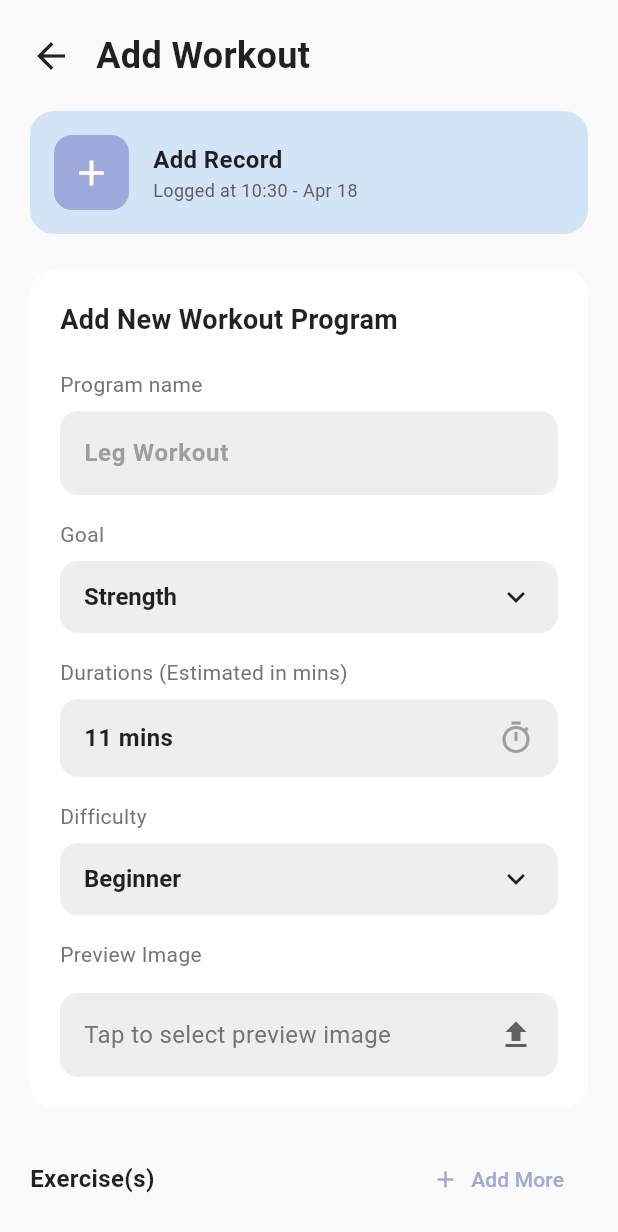
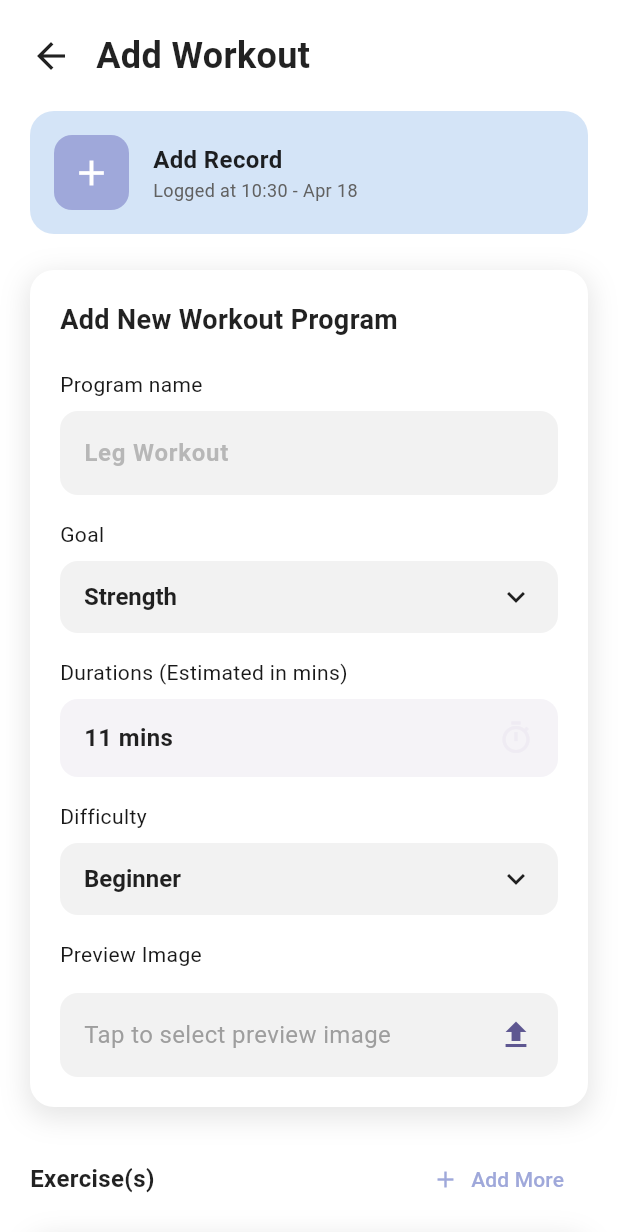
Before and after one commit to LucasLau11/mad_asgm_test, a Flutter app: the WorkoutProgramPage screen opened directly, after a tap on "+ Add", on a phone screen of 412 x 824 dp. Shown: the top 1232 px of the screen. Run offline on Flutter 3.47's test engine with Material 3 defaults, Android fonts, the phone set to English and light mode, and no system bars; our stand-ins replace camera, flutter_local_notifications, flutter_map, geolocator, image_picker, latlong2 and 5 more; missing offline and left inert: google_mlkit_pose_detection, tflite_flutter; accounts and stored records are empty; Roboto replaces fonts that are missing (SF Pro Display).

Commit message:
dark mode dynamic integrated in workout module

```diff
--- a/lib/views/workout_view/workout_program_add_page.dart
+++ b/lib/views/workout_view/workout_program_add_page.dart
@@ -326,7 +326,7 @@ class _AddWorkoutProgramPageState extends State<AddWorkoutProgramPage> {
   @override
   Widget build(BuildContext context) {
     return Scaffold(
-      backgroundColor: Colors.grey[50],
+      backgroundColor: Theme.of(context).scaffoldBackgroundColor,
       body: SafeArea(
         child: Column(
           children: [
@@ -336,10 +336,10 @@ class _AddWorkoutProgramPageState extends State<AddWorkoutProgramPage> {
                 children: [
                   GestureDetector(
                     onTap: () => Navigator.pop(context),
-                    child: const Icon(Icons.arrow_back, color: Colors.black87, size: 28),
+                    child:  Icon(Icons.arrow_back, color:Theme.of(context).colorScheme.onSurface, size: 28),
                   ),
                   const SizedBox(width: 16),
-                  const Text('Add Workout', style: TextStyle(fontSize: 24, fontWeight: FontWeight.bold, color: Colors.black87)),
+                   Text('Add Workout', style: TextStyle(fontSize: 24, fontWeight: FontWeight.bold, color: Theme.of(context).colorScheme.onSurface)),
                 ],
               ),
             ),
@@ -358,7 +358,7 @@ class _AddWorkoutProgramPageState extends State<AddWorkoutProgramPage> {
                           Container(
                             width: 50, height: 50,
                             decoration: BoxDecoration(color: const Color(0xFF9FA8DA), borderRadius: BorderRadius.circular(12)),
-                            child: const Icon(Icons.add, color: Colors.white, size: 28),
+                            child:  Icon(Icons.add, color: Theme.of(context).colorScheme.surface, size: 28),
                           ),
                           const SizedBox(width: 16),
                           Column(
@@ -376,11 +376,18 @@ class _AddWorkoutProgramPageState extends State<AddWorkoutProgramPage> {
 
                     Container(
                       padding: const EdgeInsets.all(20),
-                      decoration: BoxDecoration(color: Colors.white, borderRadius: BorderRadius.circular(16)),
+                      decoration: BoxDecoration(color: Theme.of(context).colorScheme.surface, borderRadius: BorderRadius.circular(16), boxShadow: [
+                        BoxShadow(
+                          color: Colors.black.withOpacity(0.1),
+                          blurRadius: 15,
+                          offset: const Offset(0, 5),
+                          spreadRadius: 2,
+                        ),
+                      ],),
                       child: Column(
                         crossAxisAlignment: CrossAxisAlignment.start,
                         children: [
-                          const Text('Add New Workout Program', style: TextStyle(fontSize: 18, fontWeight: FontWeight.bold, color: Colors.black87)),
+                           Text('Add New Workout Program', style: TextStyle(fontSize: 18, fontWeight: FontWeight.bold, color: Theme.of(context).colorScheme.onSurface)),
                           const SizedBox(height: 20),
                           _buildLabel('Program name'),
                           _buildTextField(controller: _programNameController, hintText: 'Leg Workout'),
@@ -394,7 +401,7 @@ class _AddWorkoutProgramPageState extends State<AddWorkoutProgramPage> {
                             child: Container(
                               padding: const EdgeInsets.symmetric(horizontal: 16, vertical: 14),
                               decoration: BoxDecoration(
-                                  color: Colors.grey[200],
+                                  color: Theme.of(context).colorScheme.surfaceVariant.withOpacity(0.4),
                                   borderRadius: BorderRadius.circular(12)
                               ),
                               child: Row(
@@ -402,9 +409,9 @@ class _AddWorkoutProgramPageState extends State<AddWorkoutProgramPage> {
                                 children: [
                                   Text(
                                     '${_durationController.text} mins',
-                                    style: const TextStyle(fontSize: 16, fontWeight: FontWeight.w600, color: Colors.black87),
+                                    style:  TextStyle(fontSize: 16, fontWeight: FontWeight.w600, color: Theme.of(context).colorScheme.onSurface),
                                   ),
-                                  const Icon(Icons.timer_outlined, color: Colors.grey),
+                                   Icon(Icons.timer_outlined, color: Theme.of(context).colorScheme.surfaceVariant.withOpacity(0.4)),
                                 ],
                               ),
                             ),
@@ -440,7 +447,7 @@ class _AddWorkoutProgramPageState extends State<AddWorkoutProgramPage> {
                                   child: Container(
                                     padding: const EdgeInsets.all(4),
                                     decoration: const BoxDecoration(color: Colors.red, shape: BoxShape.circle),
-                                    child: const Icon(Icons.close, color: Colors.white, size: 20),
+                                    child:  Icon(Icons.close, color: Theme.of(context).colorScheme.surface, size: 20),
                                   ),
                                 ),
                               ),
@@ -460,7 +467,7 @@ class _AddWorkoutProgramPageState extends State<AddWorkoutProgramPage> {
                     Row(
                       mainAxisAlignment: MainAxisAlignment.spaceBetween,
                       children: [
-                        const Text('Exercise(s)', style: TextStyle(fontSize: 16, fontWeight: FontWeight.bold, color: Colors.black87)),
+                         Text('Exercise(s)', style: TextStyle(fontSize: 16, fontWeight: FontWeight.bold, color: Theme.of(context).colorScheme.onSurface)),
                         TextButton.icon(
                           onPressed: _addExercise,
                           icon: const Icon(Icons.add, size: 18),
@@ -504,19 +511,19 @@ class _AddWorkoutProgramPageState extends State<AddWorkoutProgramPage> {
   }
 
   Widget _buildLabel(String text) {
-    return Padding(padding: const EdgeInsets.only(bottom: 8), child: Text(text, style: TextStyle(fontSize: 14, color: Colors.grey[600])));
+    return Padding(padding: const EdgeInsets.only(bottom: 8), child: Text(text, style: TextStyle(fontSize: 14, color: Theme.of(context).colorScheme.onSurface.withOpacity(0.9))));
   }
 
   Widget _buildTextField({required TextEditingController controller, required String hintText, TextInputType keyboardType = TextInputType.text, int maxLines = 1}) {
     return Container(
       padding: const EdgeInsets.symmetric(horizontal: 16, vertical: 4),
-      decoration: BoxDecoration(color: Colors.grey[200], borderRadius: BorderRadius.circular(12)),
+      decoration: BoxDecoration(color: Theme.of(context).colorScheme.onSurface.withOpacity(0.05), borderRadius: BorderRadius.circular(12)),
       child: TextFormField(
         controller: controller,
         keyboardType: keyboardType,
         maxLines: maxLines,
-        decoration: InputDecoration(hintText: hintText, border: InputBorder.none, hintStyle: TextStyle(color: Colors.grey[500])),
-        style: const TextStyle(fontSize: 16, fontWeight: FontWeight.w600, color: Colors.black87),
+        decoration: InputDecoration(hintText: hintText, border: InputBorder.none, hintStyle: TextStyle(color: Theme.of(context).colorScheme.onSurfaceVariant.withOpacity(0.7))),
+        style:  TextStyle(fontSize: 16, fontWeight: FontWeight.w600, color: Theme.of(context).colorScheme.onSurface),
         validator: (value) => value == null || value.isEmpty ? 'Required' : null,
       ),
     );
@@ -525,13 +532,15 @@ class _AddWorkoutProgramPageState extends State<AddWorkoutProgramPage> {
   Widget _buildDropdown({required String value, required List<String> items, required ValueChanged<String?> onChanged, bool enabled = true}) {
     return Container(
       padding: const EdgeInsets.symmetric(horizontal: 16),
-      decoration: BoxDecoration(color: enabled ? Colors.grey[200] : Colors.grey[300], borderRadius: BorderRadius.circular(12)),
+      decoration: BoxDecoration(color: enabled ? Theme.of(context).colorScheme.onSurface.withOpacity(0.05) : Theme.of(context).colorScheme.onSurface.withOpacity(0.02), borderRadius: BorderRadius.circular(12)),
+
+
       child: DropdownButtonHideUnderline(
         child: DropdownButton<String>(
           value: value,
           isExpanded: true,
-          icon: Icon(Icons.keyboard_arrow_down, color: enabled ? Colors.black87 : Colors.grey),
-          style: TextStyle(fontSize: 16, fontWeight: FontWeight.w600, color: enabled ? Colors.black87 : Colors.grey[600]),
+          icon: Icon(Icons.keyboard_arrow_down, color: enabled ? Theme.of(context).colorScheme.onSurface : Theme.of(context).colorScheme.surfaceVariant.withOpacity(0.4)),
+          style: TextStyle(fontSize: 16, fontWeight: FontWeight.w600, color: enabled ? Theme.of(context).colorScheme.onSurface : Theme.of(context).colorScheme.surfaceVariant.withOpacity(0.4)),
           items: items.map((String item) => DropdownMenuItem<String>(value: item, child: Text(item))).toList(),
           onChanged: enabled ? onChanged : null,
         ),
@@ -544,8 +553,8 @@ class _AddWorkoutProgramPageState extends State<AddWorkoutProgramPage> {
       onTap: onTap,
       child: Container(
         padding: const EdgeInsets.symmetric(horizontal: 16, vertical: 16),
-        decoration: BoxDecoration(color: Colors.grey[200], borderRadius: BorderRadius.circular(12)),
-        child: Row(mainAxisAlignment: MainAxisAlignment.spaceBetween, children: [Text(text, style: TextStyle(fontSize: 16, color: Colors.grey[600])), Icon(icon, color: Colors.grey[700])]),
+        decoration: BoxDecoration(color:Theme.of(context).colorScheme.onSurface.withOpacity(0.05), borderRadius: BorderRadius.circular(12)),
+        child: Row(mainAxisAlignment: MainAxisAlignment.spaceBetween, children: [Text(text, style: TextStyle(fontSize: 16, color: Theme.of(context).colorScheme.onSurfaceVariant)), Icon(icon, color: Theme.of(context).colorScheme.primary)]),
       ),
     );
   }
@@ -556,7 +565,14 @@ class _AddWorkoutProgramPageState extends State<AddWorkoutProgramPage> {
 
     return Container(
       padding: const EdgeInsets.all(20),
-      decoration: BoxDecoration(color: Colors.white, borderRadius: BorderRadius.circular(16)),
+      decoration: BoxDecoration(color: Theme.of(context).colorScheme.surface, borderRadius: BorderRadius.circular(16), boxShadow: [
+      BoxShadow(
+      color: Colors.black.withOpacity(0.1),
+      blurRadius: 15,
+      offset: const Offset(0, 5),
+      spreadRadius: 2,
+    ),
+    ],),
       child: Column(
         crossAxisAlignment: CrossAxisAlignment.start,
         children: [
@@ -564,7 +580,7 @@ class _AddWorkoutProgramPageState extends State<AddWorkoutProgramPage> {
             Row(
               mainAxisAlignment: MainAxisAlignment.spaceBetween,
               children: [
-                Text('Exercise ${index + 1}', style: const TextStyle(fontSize: 16, fontWeight: FontWeight.bold, color: Colors.black87)),
+                Text('Exercise ${index + 1}', style:  TextStyle(fontSize: 16, fontWeight: FontWeight.bold, color: Theme.of(context).colorScheme.onSurface)),
                 IconButton(icon: const Icon(Icons.delete_outline, color: Colors.red), onPressed: () => _removeExercise(index)),
               ],
             ),
@@ -626,7 +642,7 @@ class _AddWorkoutProgramPageState extends State<AddWorkoutProgramPage> {
                           child: Container(
                             padding: const EdgeInsets.all(2),
                             decoration: const BoxDecoration(color: Colors.red, shape: BoxShape.circle),
-                            child: const Icon(Icons.close, color: Colors.white, size: 14),
+                            child:  Icon(Icons.close, color: Theme.of(context).colorScheme.surface, size: 14),
                           ),
                         ),
                       ),
@@ -708,15 +724,15 @@ class _AddWorkoutProgramPageState extends State<AddWorkoutProgramPage> {
   Widget _buildCounterField({required int value, required VoidCallback onDecrement, required VoidCallback onIncrement}) {
     return Container(
       padding: const EdgeInsets.symmetric(horizontal: 12, vertical: 8),
-      decoration: BoxDecoration(color: Colors.grey[200], borderRadius: BorderRadius.circular(12)),
+      decoration: BoxDecoration(color: Theme.of(context).colorScheme.surfaceVariant.withOpacity(0.4), borderRadius: BorderRadius.circular(12)),
       child: Row(
         mainAxisAlignment: MainAxisAlignment.center,
         children: [
-          GestureDetector(onTap: onDecrement, child: const Icon(Icons.remove, size: 20, color: Colors.black87)),
+          GestureDetector(onTap: onDecrement, child:  Icon(Icons.remove, size: 20, color: Theme.of(context).colorScheme.onSurface)),
           const SizedBox(width: 16),
-          Text('$value', style: const TextStyle(fontSize: 18, fontWeight: FontWeight.bold, color: Colors.black87)),
+          Text('$value', style:  TextStyle(fontSize: 18, fontWeight: FontWeight.bold, color: Theme.of(context).colorScheme.onSurface)),
           const SizedBox(width: 16),
-          GestureDetector(onTap: onIncrement, child: const Icon(Icons.add, size: 20, color: Colors.black87)),
+          GestureDetector(onTap: onIncrement, child:  Icon(Icons.add, size: 20, color: Theme.of(context).colorScheme.onSurface)),
         ],
       ),
     );
--- a/lib/views/workout_view/workout_program_page.dart
+++ b/lib/views/workout_view/workout_program_page.dart
@@ -39,7 +39,6 @@ class _WorkoutProgramPageState extends State<WorkoutProgramPage> {
     setState(() => _isLoading = true);
 
     try {
-      // FIXED: Only load workouts for the currently logged-in user
       final currentUserId = DatabaseService.currentUserId;
       final workouts = await _controller.getWorkoutsByUserId(currentUserId);
 
@@ -91,7 +90,7 @@ class _WorkoutProgramPageState extends State<WorkoutProgramPage> {
   @override
   Widget build(BuildContext context) {
     return Scaffold(
-      backgroundColor: Colors.grey[100],
+      backgroundColor: Theme.of(context).scaffoldBackgroundColor,
       body: SafeArea(
         child: Column(
           // This line is the key: it aligns all children to the left
@@ -105,12 +104,12 @@ class _WorkoutProgramPageState extends State<WorkoutProgramPage> {
               child: Column(
                 crossAxisAlignment: CrossAxisAlignment.start,
                 children: [
-                  const Text(
+                   Text(
                       'Workout Program',
                       style: TextStyle(
                           fontSize: 22,
                           fontWeight: FontWeight.bold,
-                          color: Colors.black87
+                          color: Theme.of(context).colorScheme.onSurface
                       )
                   ),
                   const SizedBox(height: 4),
@@ -134,9 +133,25 @@ class _WorkoutProgramPageState extends State<WorkoutProgramPage> {
               child: Container(
                 padding: const EdgeInsets.symmetric(horizontal: 16),
                 decoration: BoxDecoration(
-                  color: Colors.white,
+                  color: Theme.of(context).colorScheme.surface,
                   borderRadius: BorderRadius.circular(12),
-                  boxShadow: _isSearching ? [BoxShadow(color: Colors.blue.withOpacity(0.2), blurRadius: 8, offset: const Offset(0, 2))] : [],
+                  boxShadow: [
+                    if (_isSearching)
+                    // Shadow when searching (Blue)
+                      BoxShadow(
+                        color: Colors.blue.withOpacity(0.2),
+                        blurRadius: 8,
+                        offset: const Offset(0, 2),
+                      )
+                    else if (Theme.of(context).brightness == Brightness.light)
+                    // Shadow when NOT searching but in Light Mode
+                      BoxShadow(
+                        color: Colors.black.withOpacity(0.05),
+                        blurRadius: 10,
+                        offset: const Offset(0, 4),
+                      ),
+                  ],
+
                 ),
                 child: Row(
                   children: [
```
Also changed, not shown: lib/views/workout_view/manage_workout_page.dart (+5 -5 lines), lib/views/workout_view/workout_detail_page.dart (+51 -18 lines), lib/views/workout_view/workout_exercise_detail_page.dart (+31 -14 lines), lib/views/workout_view/workout_program_edit_page.dart (+43 -27 lines).
